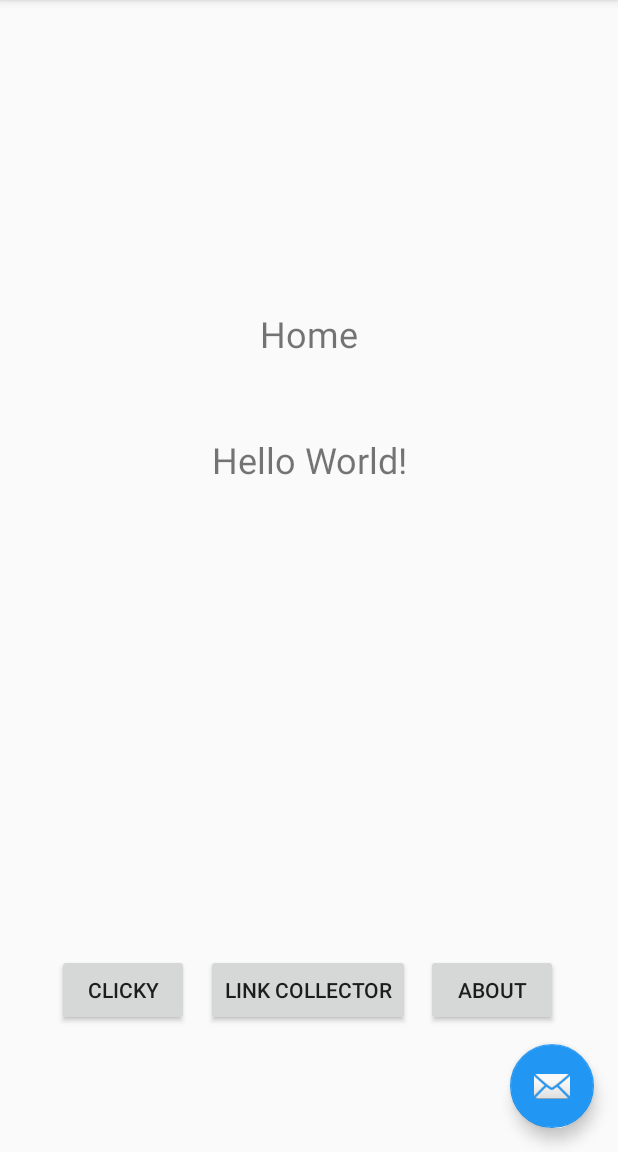
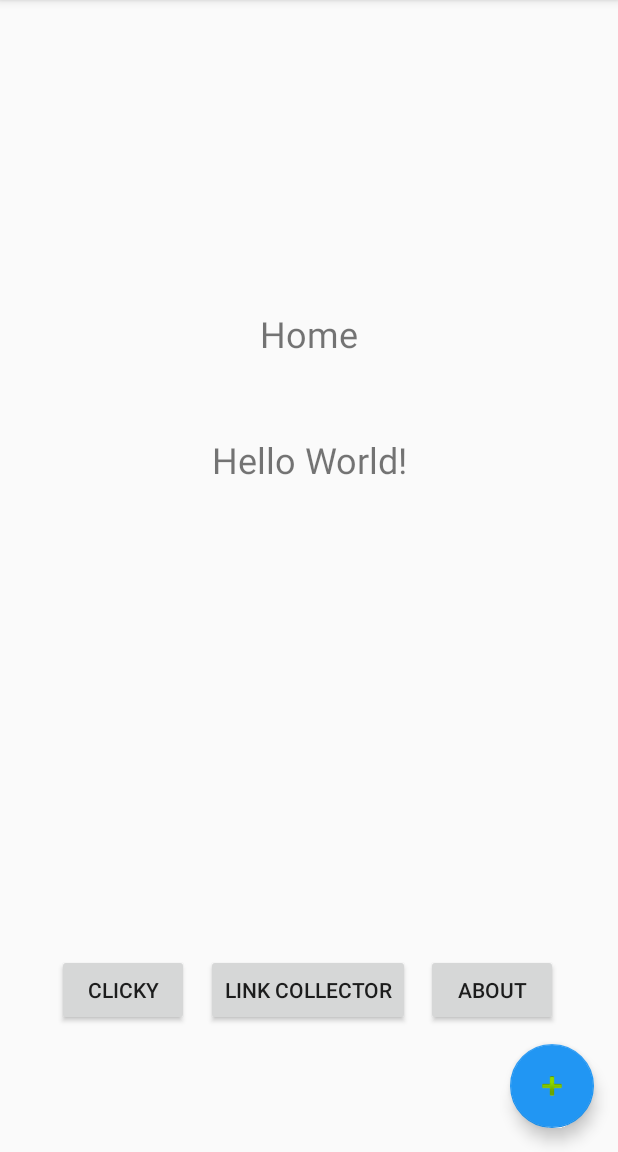
Before and after one commit to hassankn/NUMAD20Su-HassanKhan, an Android app: the screen it shows after launch (MainActivity), on a phone screen of 412 x 824 dp, the part 84-1236 px from its top. Run offline under Robolectric (Android 15) with nearby library versions, the phone set to English and light mode, and no system bars.

```diff
--- a/app/src/main/res/layout/activity_main.xml
+++ b/app/src/main/res/layout/activity_main.xml
@@ -29,6 +29,6 @@
         android:layout_gravity="bottom|end"
         android:layout_margin="@dimen/fab_margin"
         app:backgroundTint="#2196F3"
-        app:srcCompat="@android:drawable/ic_dialog_email" />
+        app:srcCompat="@android:drawable/ic_input_add" />
 
 </androidx.coordinatorlayout.widget.CoordinatorLayout>
```
Also changed, not shown: app/src/main/java/edu/neu/madcourse/numad20su_hassankhan/LinkCollectorFragment.java (+5 -8 lines).
